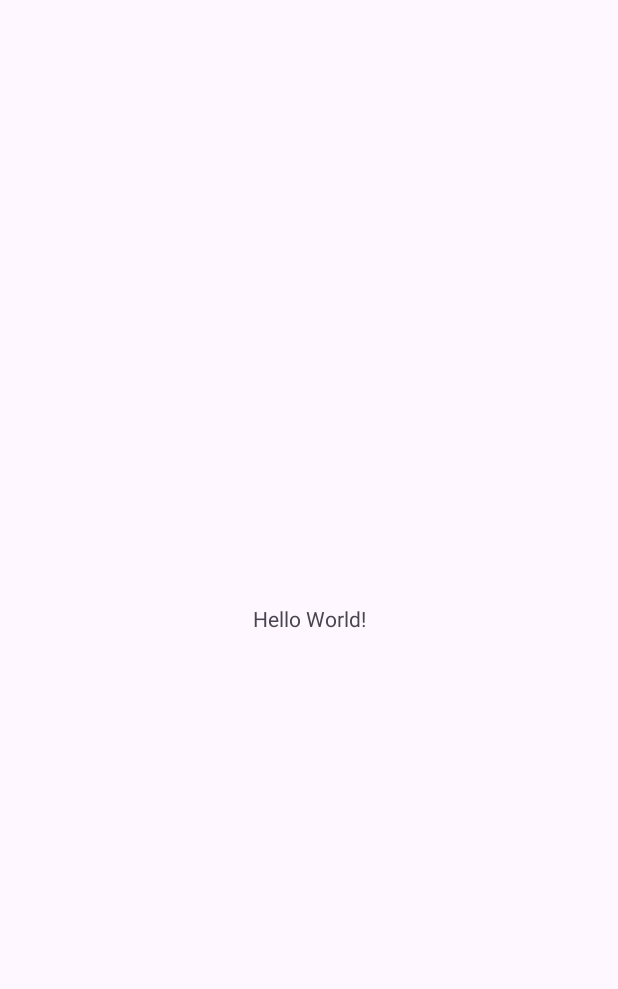
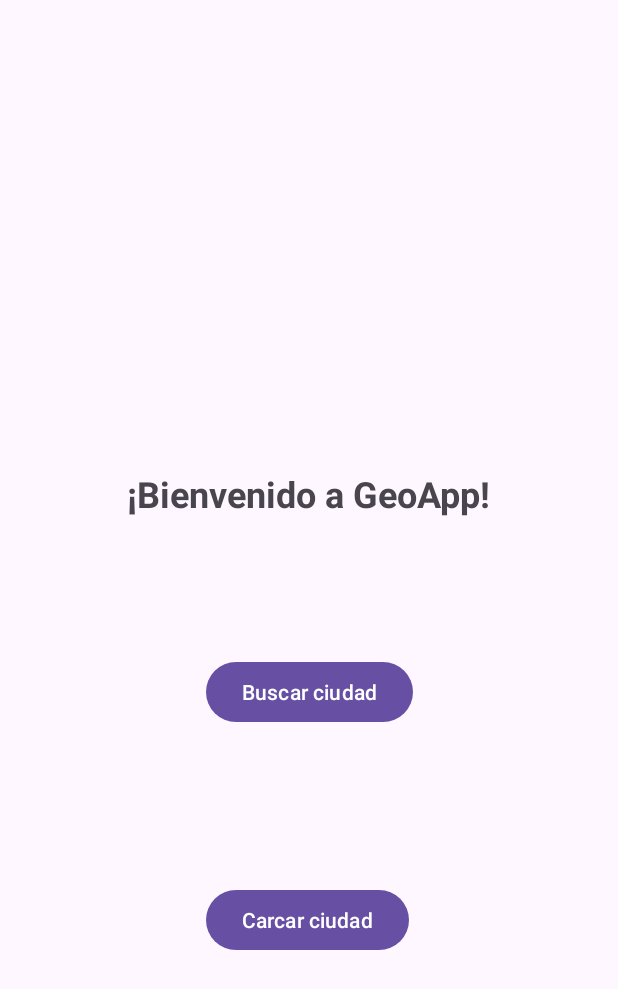
Before and after one commit to DRVR1/appsMoviles2, an Android app: the screen it shows after launch (MainActivity), on a phone screen of 412 x 824 dp. Before the commit the part shown is almost empty. Shown: the top 989 px of the screen. Run offline under Robolectric (Android 15) with nearby library versions, the phone set to English and light mode, and no system bars.

```diff
--- a/app/src/main/AndroidManifest.xml
+++ b/app/src/main/AndroidManifest.xml
@@ -21,6 +21,8 @@
                 <category android:name="android.intent.category.LAUNCHER" />
             </intent-filter>
         </activity>
+        <activity android:name=".CargarCapitalActivity" />
+        <activity android:name=".BuscarCapitalActivity" />
     </application>
 
 </manifest>
--- a/app/src/main/java/com/example/tp2/MainActivity.kt
+++ b/app/src/main/java/com/example/tp2/MainActivity.kt
@@ -1,75 +1,31 @@
-// Cargar una ciudad asociada a un pais, y puede ser capital y tiene poblacion.
-// Consultar ciudad por su nombre, ver sus datos (poblacion, escapital, pais)
-// poder modificar su poblacion y poder eliminarla
-
-// buscar un pais
-// borrar todas sus ciudades
-
 package com.example.tp2
 
+import android.content.Intent
 import android.os.Bundle
-import androidx.activity.enableEdgeToEdge
 import androidx.appcompat.app.AppCompatActivity
-import androidx.core.view.ViewCompat
-import androidx.core.view.WindowInsetsCompat
-import android.util.Log
-import com.example.tp2.models.Ciudad
+import android.widget.Button
+import android.widget.Toast
 
 class MainActivity : AppCompatActivity() {
     override fun onCreate(savedInstanceState: Bundle?) {
         super.onCreate(savedInstanceState)
-        enableEdgeToEdge()
         setContentView(R.layout.activity_main)
 
-        val dbHelper = GeoSQLiteHelper(this)
+        val btnCargar = findViewById<Button>(R.id.btnCargarCiudad)
+        val btnBuscar = findViewById<Button>(R.id.btnBuscarCiudad)
 
-        // Insertar un país
-        val paisId = dbHelper.createCountry("Argentina")
+        btnCargar.setOnClickListener {
+            try {
+            startActivity(Intent(this, CargarCapitalActivity::class.java))
+            } catch (e: Exception) {
+                Toast.makeText(this, "Error: ${e.message}", Toast.LENGTH_LONG).show()
+                e.printStackTrace()
+            }
 
-        // Insertar varias ciudades para ese país
-        dbHelper.createCity("Buenos Aires", true, 12299, paisId)
-        dbHelper.createCity("Córdoba", false, 4444, paisId)
-        dbHelper.createCity("Rosario", false, 12300,  paisId)
-
-
-        // Buscar ciudades por su nombre
-        val busquedaCiudades = dbHelper.readCitiesByName("buenos")
-        for (ciudad in busquedaCiudades){
-            Log.d("consola: ",ciudad.nombre)
         }
 
-
-        // Modificar la poblacion de una ciudad
-        // Simulando la seleccion de una ciudad especifica con la GUI
-        val ciudadBuscada = busquedaCiudades[0] // Selecciono la primera ciudad que me aparece en la busqueda
-        val nuevaPoblacion = 90 // Seteo una nueva poblacion
-        Log.d("consola", "Seleccionando: ${ciudadBuscada.nombre} con id ${ciudadBuscada.id} y poblacion ${ciudadBuscada.poblacion}. Cambiando su poblacion a ${nuevaPoblacion}")
-        dbHelper.updateCityPopulation(ciudadBuscada.id,nuevaPoblacion) // Aplico los cambios
-        // Comprobando cambios
-        var ciudadModificada = dbHelper.readCityById(ciudadBuscada.id)
-        Log.d("consola", "Nueva poblacion para ${ciudadModificada?.nombre}: ${ciudadModificada?.poblacion}")
-
-
-        // Borrar una ciudad ingresando su nombre (mejor hacerlo por ID por si hay ciudades que se llaman igual)
-        var ciudadABorrar = dbHelper.readCitiesByName("buenos")[0] // Selecciono la primera ciudad
-        dbHelper.deleteCityById(ciudadABorrar.id) // La elimino
-
-
-        // Borrar todas las ciudades de un pais
-        var paisBorrarCiudades = dbHelper.readCountriesByName("arg")[0] // Seleccionar un pais
-        var ciudades = dbHelper.readCitiesByCountryId(paisBorrarCiudades.id) // Ver todas sus ciudades
-        Log.d("consola", "El pais a borrarle las ciudades es ${paisBorrarCiudades} y sus ciudades son ${ciudades.toString()}")
-        for(ciudad in ciudades){ // Para cada ciudad del pais, eliminarla
-            dbHelper.deleteCityById(ciudad.id)
-        }
-        var ciudades2 = dbHelper.readCitiesByCountryId(paisBorrarCiudades.id)// Ver sus ciudades nuevamente
-        Log.d("consola", "[Luego del borradoo] Cantidad de ciudades del pais ${paisBorrarCiudades.nombre}: ${ciudades2.size}")
-
-
-        ViewCompat.setOnApplyWindowInsetsListener(findViewById(R.id.main)) { v, insets ->
-            val systemBars = insets.getInsets(WindowInsetsCompat.Type.systemBars())
-            v.setPadding(systemBars.left, systemBars.top, systemBars.right, systemBars.bottom)
-            insets
+        btnBuscar.setOnClickListener {
+            startActivity(Intent(this, BuscarCapitalActivity::class.java))
         }
     }
 }
--- a/app/src/main/res/layout/activity_main.xml
+++ b/app/src/main/res/layout/activity_main.xml
@@ -1,19 +1,51 @@
 <?xml version="1.0" encoding="utf-8"?>
-<androidx.constraintlayout.widget.ConstraintLayout xmlns:android="http://schemas.android.com/apk/res/android"
+<androidx.constraintlayout.widget.ConstraintLayout
+    xmlns:android="http://schemas.android.com/apk/res/android"
     xmlns:app="http://schemas.android.com/apk/res-auto"
     xmlns:tools="http://schemas.android.com/tools"
     android:id="@+id/main"
     android:layout_width="match_parent"
     android:layout_height="match_parent"
+    android:padding="24dp"
     tools:context=".MainActivity">
 
     <TextView
+        android:id="@+id/tituloBienvenida"
         android:layout_width="wrap_content"
         android:layout_height="wrap_content"
-        android:text="Hello World!"
+        android:text="¡Bienvenido a GeoApp!"
+        android:textSize="24sp"
+        android:textStyle="bold"
+        app:layout_constraintBottom_toBottomOf="parent"
+        app:layout_constraintEnd_toEndOf="parent"
+        app:layout_constraintHorizontal_bias="0.495"
+        app:layout_constraintStart_toStartOf="parent"
+        app:layout_constraintTop_toTopOf="parent"
+        app:layout_constraintVertical_bias="0.388" />
+
+    <Button
+        android:id="@+id/btnCargarCiudad"
+        android:layout_width="wrap_content"
+        android:layout_height="wrap_content"
+        android:layout_marginTop="104dp"
+        android:text="Carcar ciudad"
+        app:layout_constraintBottom_toBottomOf="parent"
+        app:layout_constraintEnd_toEndOf="parent"
+        app:layout_constraintHorizontal_bias="0.497"
+        app:layout_constraintStart_toStartOf="parent"
+        app:layout_constraintTop_toBottomOf="@+id/btnBuscarCiudad"
+        app:layout_constraintVertical_bias="0.0" />
+
+    <Button
+        android:id="@+id/btnBuscarCiudad"
+        android:layout_width="wrap_content"
+        android:layout_height="wrap_content"
+        android:layout_marginTop="92dp"
+        android:text="Buscar ciudad"
         app:layout_constraintBottom_toBottomOf="parent"
         app:layout_constraintEnd_toEndOf="parent"
         app:layout_constraintStart_toStartOf="parent"
-        app:layout_constraintTop_toTopOf="parent" />
+        app:layout_constraintTop_toBottomOf="@+id/tituloBienvenida"
+        app:layout_constraintVertical_bias="0.0" />
 
 </androidx.constraintlayout.widget.ConstraintLayout>
```
Also changed, not shown: app/src/main/java/com/example/tp2/BuscarCapitalactivity.kt (added, +202 -0 lines), app/src/main/java/com/example/tp2/CargarCapitalActivity.kt (added, +73 -0 lines), app/src/main/java/com/example/tp2/GeoSQLiteHelper.kt (+101 -0 lines), app/src/main/java/com/example/tp2/GeoTestSeeder.kt (added, +56 -0 lines), app/src/main/res/layout/activity_buscar_capital.xml (added, +83 -0 lines), app/src/main/res/layout/activity_cargar_capital.xml (added, +81 -0 lines).
